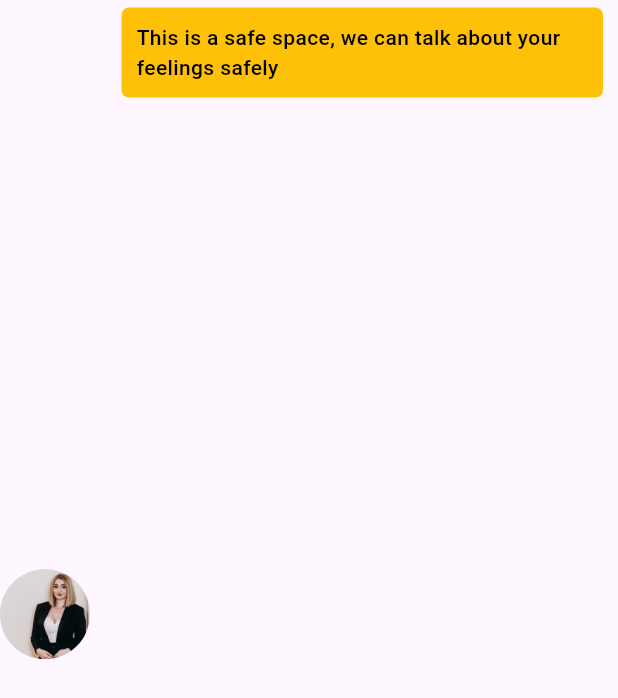
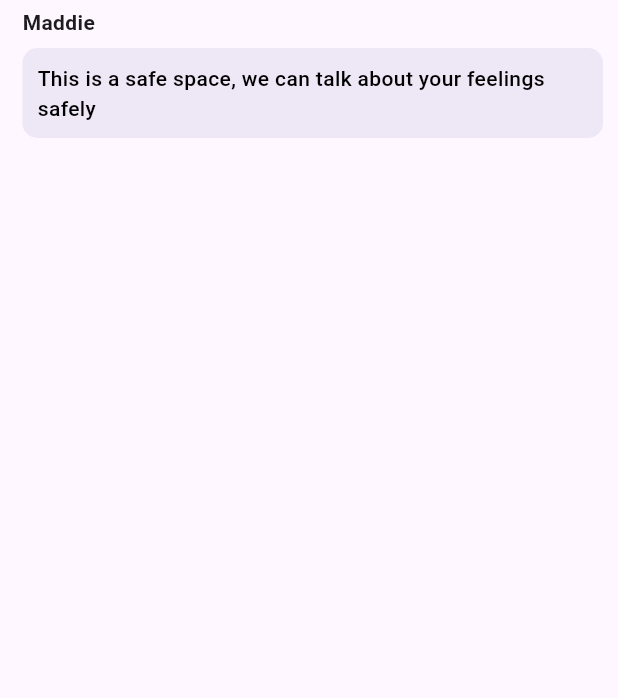
Before and after one commit to MridulVij/BE-Friends-App, a Flutter app: the ChatMessageUI widget shown alone on an empty page, opened directly, on a phone screen of 412 x 824 dp. Shown: the top 698 px of the screen. Run offline on Flutter 3.47's test engine with Material 2 defaults, Android fonts, the phone set to English and light mode, and no system bars; network calls fail.

Commit message:
ChatBot UI Changed

```diff
--- a/lib/presentation/screens/ai_chatbot/chat_messagesUI.dart
+++ b/lib/presentation/screens/ai_chatbot/chat_messagesUI.dart
@@ -7,16 +7,6 @@ class ChatMessageUI extends StatelessWidget {
   final String text;
   final String sender;
 
-  String getAvatarImagePath() {
-    if (sender == 'User') {
-      return 'assets/AiChatModel/DisplayPics/batman2.png';
-    } else if (sender == 'Therapist') {
-      return 'assets/AiChatModel/DisplayPics/therapist.png';
-    } else {
-      // Handle other senders or default avatar here.
-      return 'assets/DisplayPics/default-avatar.png';
-    }
-  }
 
   void copyToClipboard(BuildContext context, String text) {
     Clipboard.setData(ClipboardData(text: text));
@@ -29,27 +19,32 @@ class ChatMessageUI extends StatelessWidget {
   Widget build(BuildContext context) {
     return Row(
       children: [
-        Container(
-          margin: EdgeInsets.only(right: 16, bottom: 5),
-          child: CircleAvatar(
-            radius: 30,
-            backgroundImage: AssetImage(getAvatarImagePath()),
-          ),
-        ),
+
         Expanded(
           child: Column(
+            crossAxisAlignment: sender=='User'? CrossAxisAlignment.end : CrossAxisAlignment.start,
             mainAxisAlignment: MainAxisAlignment.start,
-            crossAxisAlignment: CrossAxisAlignment.start,
             children: [
+              Container(
+                margin: sender=='User'?
+                EdgeInsets.only(left: 50, bottom: 5, right: 15, top: 5)
+                    : EdgeInsets.only(left: 15, bottom: 5, right: 50, top: 5),
+
+                child: sender=='User'? Text('User',style: TextStyle(fontWeight: FontWeight.bold),
+                ):Text('Maddie',style: TextStyle(fontWeight: FontWeight.bold),
+                ),
+              ),
               GestureDetector(
                 onLongPress: () => copyToClipboard(context, text),
                 child: Container(
-                  margin:
-                      EdgeInsets.only(left: 5, bottom: 5, right: 10, top: 5),
+                  margin: sender=='User'?
+                  EdgeInsets.only(left: 10, bottom: 5, right: 15, top: 2)
+                      : EdgeInsets.only(left: 15, bottom: 5, right: 10, top: 2),
+
                   padding: EdgeInsets.all(10),
                   decoration: BoxDecoration(
-                    color: Colors.amber,
-                    borderRadius: BorderRadius.circular(5),
+                    color: Colors.deepPurple[50],
+                    borderRadius: BorderRadius.circular(10),
                   ),
                   child: Text(
                     text,
--- a/pubspec.yaml
+++ b/pubspec.yaml
@@ -19,7 +19,7 @@ publish_to: 'none' # Remove this line if you wish to publish to pub.dev
 version: 1.0.0+1
 
 environment:
-  sdk: '>=3.0.5 <4.0.0'
+  sdk: '>=3.0.3 <4.0.0'
 
 # Dependencies specify other packages that your package needs in order to work.
 # To automatically upgrade your package dependencies to the latest versions
@@ -60,10 +60,6 @@ flutter:
   # the material Icons class.
   uses-material-design: true
   assets:
-    - assets/AiChatModel/DisplayPics/therapist.png
-    - assets/AiChatModel/DisplayPics/batman2.png
-    - assets/AiChatModel/ChatBg/chatBG.png
-    - assets/AiChatModel/send1.png
     - assets/Splash/suicide-prevention-logo.png
 
   # To add assets to your application, add an assets section, like this:
```
Also changed, not shown: lib/main.dart (+8 -2 lines), lib/presentation/screens/ai_chatbot/chatmodel.dart (+66 -23 lines), assets/AiChatModel/ChatBg/chatBG.png (deleted), assets/AiChatModel/DisplayPics/batman2.png (deleted), assets/AiChatModel/DisplayPics/therapist.png (deleted), assets/AiChatModel/send.png (deleted), assets/AiChatModel/send1.png (deleted), pubspec.lock.
